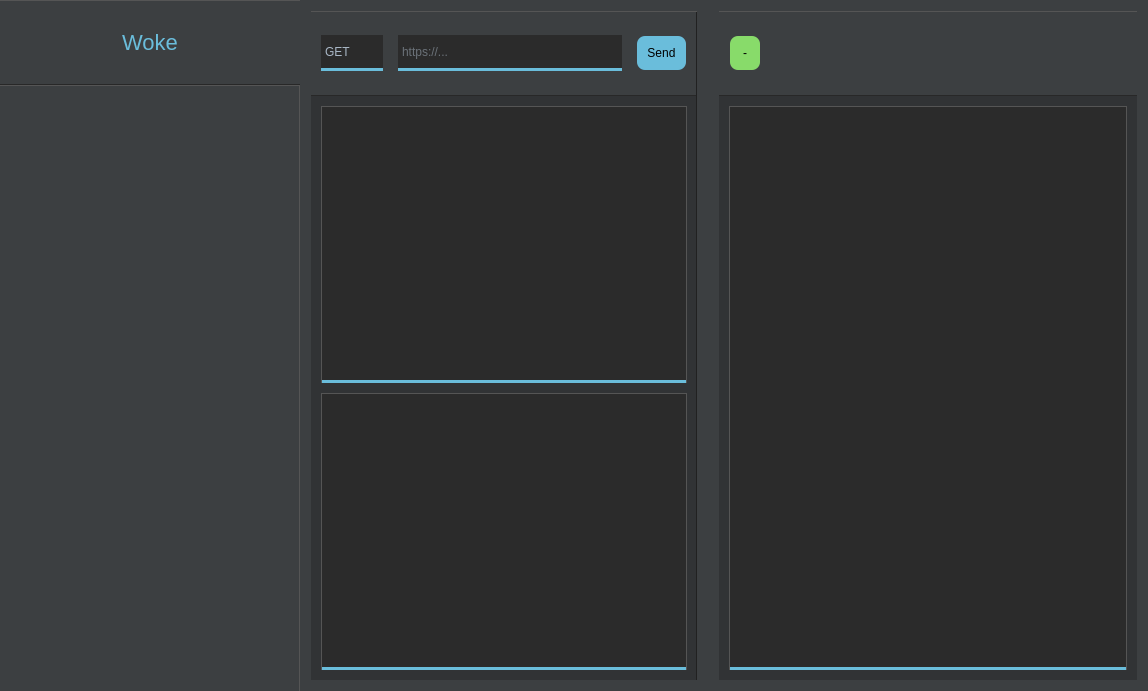
tmstieff/Woke, file mainwindow.ui: the form before one commit.
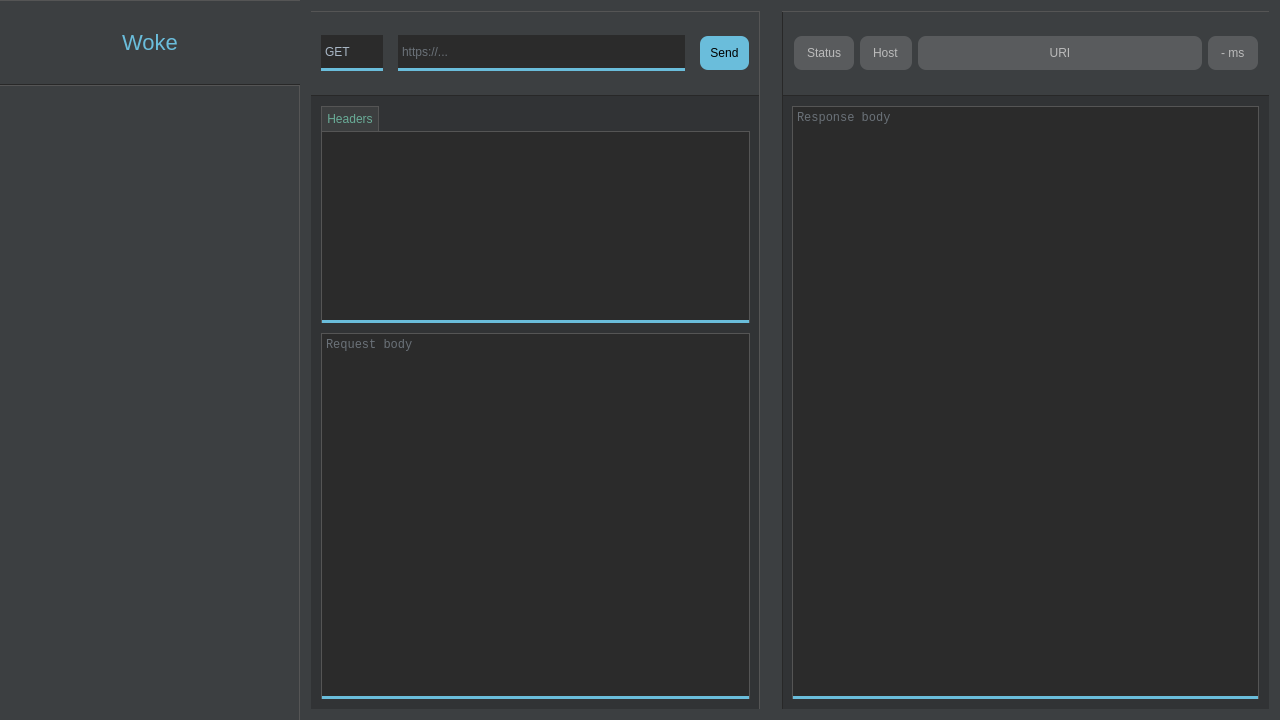
The form after the commit.

Patch:
```diff
--- a/mainwindow.ui
+++ b/mainwindow.ui
@@ -6,13 +6,66 @@
    <rect>
     <x>0</x>
     <y>0</y>
-    <width>1148</width>
-    <height>691</height>
+    <width>1280</width>
+    <height>720</height>
    </rect>
   </property>
   <property name="windowTitle">
    <string>MainWindow</string>
   </property>
+  <property name="styleSheet">
+   <string notr="true">QScrollBar:horizontal {
+    border: 2px solid grey;
+    background: #545454;
+    height: 15px;
+    margin: 0px 20px 0 20px;
+}
+QScrollBar::handle:horizontal {
+    background: #545454;
+    min-width: 20px;
+}
+QScrollBar::add-line:horizontal {
+    border: 2px solid grey;
+    background: #545454;
+    width: 20px;
+    subcontrol-position: right;
+    subcontrol-origin: margin;
+}
+
+QScrollBar::sub-line:horizontal {
+    border: 2px solid grey;
+    background: #545454;
+    width: 20px;
+    subcontrol-position: left;
+    subcontrol-origin: margin;
+}
+
+QScrollBar:vertical {
+    border: 2px solid grey;
+    background: #545454;
+    height: 15px;
+    margin: 0px 20px 0 20px;
+}
+QScrollBar::handle:vertical {
+    background: #545454;
+    min-width: 20px;
+}
+QScrollBar::add-line:vertical {
+    border: 2px solid grey;
+    background: #545454;
+    width: 20px;
+    subcontrol-position: right;
+    subcontrol-origin: margin;
+}
+
+QScrollBar::sub-line:vertical {
+    border: 2px solid grey;
+    background: #545454;
+    width: 20px;
+    subcontrol-position: left;
+    subcontrol-origin: margin;
+}</string>
+  </property>
   <widget class="QWidget" name="centralWidget">
    <property name="styleSheet">
     <string notr="true">#centralWidget {
@@ -201,7 +254,7 @@
           <property name="styleSheet">
            <string notr="true">#reqInfoFrame {
 	background-color: #3c3f41;
-	border-right: 1px solid #212121;
+	border-right: 1px solid #555555;
 	border-top: 1px solid #555555;
 	border-bottom: 1px solid #282828;
 }</string>
@@ -412,7 +465,7 @@
           <property name="styleSheet">
            <string notr="true">#reqFrame {
 	background-color: #313335;
-	border-right: 1px solid #212121;
+	border-right: 1px solid #555555;
 }</string>
           </property>
           <property name="frameShape">
@@ -423,7 +476,7 @@
           </property>
           <layout class="QVBoxLayout" name="verticalLayout_2">
            <property name="spacing">
-            <number>10</number>
+            <number>0</number>
            </property>
            <property name="leftMargin">
             <number>10</number>
@@ -437,8 +490,59 @@
            <property name="bottomMargin">
             <number>10</number>
            </property>
+           <item>
+            <layout class="QHBoxLayout" name="tabsLayout">
+             <property name="spacing">
+              <number>0</number>
+             </property>
+             <item>
+              <widget class="QPushButton" name="headersButton">
+               <property name="sizePolicy">
+                <sizepolicy hsizetype="Fixed" vsizetype="Fixed">
+                 <horstretch>0</horstretch>
+                 <verstretch>0</verstretch>
+                </sizepolicy>
+               </property>
+               <property name="styleSheet">
+                <string notr="true">#headersButton {
+	background-color: #3c3e3f;
+	border: none;
+	border-bottom: #69ac97;
+	border-top: 1px solid #555555;
+	border-right: 1px solid #555555;
+	border-left: 1px solid #555555;
+	color: #69ac97;
+	padding: 5px;
+}</string>
+               </property>
+               <property name="text">
+                <string>Headers</string>
+               </property>
+              </widget>
+             </item>
+             <item>
+              <spacer name="horizontalSpacer_4">
+               <property name="orientation">
+                <enum>Qt::Horizontal</enum>
+               </property>
+               <property name="sizeHint" stdset="0">
+                <size>
+                 <width>40</width>
+                 <height>20</height>
+                </size>
+               </property>
+              </spacer>
+             </item>
+            </layout>
+           </item>
            <item>
             <widget class="QPlainTextEdit" name="headersInput">
+             <property name="sizePolicy">
+              <sizepolicy hsizetype="Expanding" vsizetype="Minimum">
+               <horstretch>0</horstretch>
+               <verstretch>0</verstretch>
+              </sizepolicy>
+             </property>
              <property name="styleSheet">
               <string notr="true">#headersInput {
 	background-color: #2b2b2b;
@@ -465,11 +569,16 @@
 	border-left: 1px solid #555555;
 	border-bottom: 3px solid #6ABDDB;
 	color: #a9b7c6;
+	font-family: mono;
+	margin-top: 10px;
 }</string>
              </property>
              <property name="frameShape">
               <enum>QFrame::NoFrame</enum>
              </property>
+             <property name="placeholderText">
+              <string>Request body</string>
+             </property>
             </widget>
            </item>
           </layout>
@@ -501,6 +610,7 @@
 	background-color: #3c3f41;
 	border-top: 1px solid #555555;
 	border-bottom: 1px solid #282828;
+	border-left: 1px solid #282828;
 }</string>
           </property>
           <property name="frameShape">
@@ -520,30 +630,86 @@
              </property>
              <property name="styleSheet">
               <string notr="true">#statusCodeLabel {
-	background-color: #88db6a;
-	color: #000000;
+	background-color: #595b5d;
+	color: #bbbbbb;
 	border: none;
 	padding: 10px;
 	border-radius: 8px;
 }</string>
              </property>
              <property name="text">
-              <string>-</string>
+              <string>Status</string>
              </property>
             </widget>
            </item>
            <item>
-            <spacer name="horizontalSpacer_4">
-             <property name="orientation">
-              <enum>Qt::Horizontal</enum>
+            <widget class="QLabel" name="hostLabel">
+             <property name="sizePolicy">
+              <sizepolicy hsizetype="Preferred" vsizetype="Fixed">
+               <horstretch>0</horstretch>
+               <verstretch>0</verstretch>
+              </sizepolicy>
              </property>
-             <property name="sizeHint" stdset="0">
-              <size>
-               <width>40</width>
-               <height>20</height>
-              </size>
+             <property name="styleSheet">
+              <string notr="true">#hostLabel {
+	background-color: #595b5d;
+	color: #bbbbbb;
+	border: none;
+	padding: 10px;
+	border-radius: 8px;
+}</string>
              </property>
-            </spacer>
+             <property name="text">
+              <string>Host</string>
+             </property>
+            </widget>
+           </item>
+           <item>
+            <widget class="QLabel" name="uriLabel">
+             <property name="sizePolicy">
+              <sizepolicy hsizetype="Expanding" vsizetype="Fixed">
+               <horstretch>0</horstretch>
+               <verstretch>0</verstretch>
+              </sizepolicy>
+             </property>
+             <property name="styleSheet">
+              <string notr="true">#uriLabel {
+	background-color: #595b5d;
+	color: #bbbbbb;
+	border: none;
+	padding: 10px;
+	border-radius: 8px;
+}</string>
+             </property>
+             <property name="text">
+              <string>URI</string>
+             </property>
+             <property name="alignment">
+              <set>Qt::AlignCenter</set>
+             </property>
+            </widget>
+           </item>
+           <item>
+            <widget class="QLabel" name="timeLabel">
+             <property name="sizePolicy">
+              <sizepolicy hsizetype="Preferred" vsizetype="Fixed">
+               <horstretch>0</horstretch>
+               <verstretch>0</verstretch>
+              </sizepolicy>
+             </property>
+             <property name="styleSheet">
+              <string notr="true">#timeLabel {
+	background-color: #595b5d;
+	color: #bbbbbb;
+	border: none;
+	padding: 10px;
+	border-radius: 8px;
+}</string>
+             </property>
+             <property name="text">
+              <string>- ms</string>
+             </property>
+            </widget>
            </item>
           </layout>
          </widget>
@@ -553,6 +719,7 @@
           <property name="styleSheet">
            <string notr="true">#resFrame {
 	background-color: #313335;
+	border-left: 1px solid #282828;
 }</string>
           </property>
           <property name="frameShape">
@@ -590,6 +757,12 @@
 	font-family: mono;
 }</string>
              </property>
+             <property name="lineWrapMode">
+              <enum>QPlainTextEdit::NoWrap</enum>
+             </property>
+             <property name="placeholderText">
+              <string>Response body</string>
+             </property>
             </widget>
            </item>
           </layout>
```
